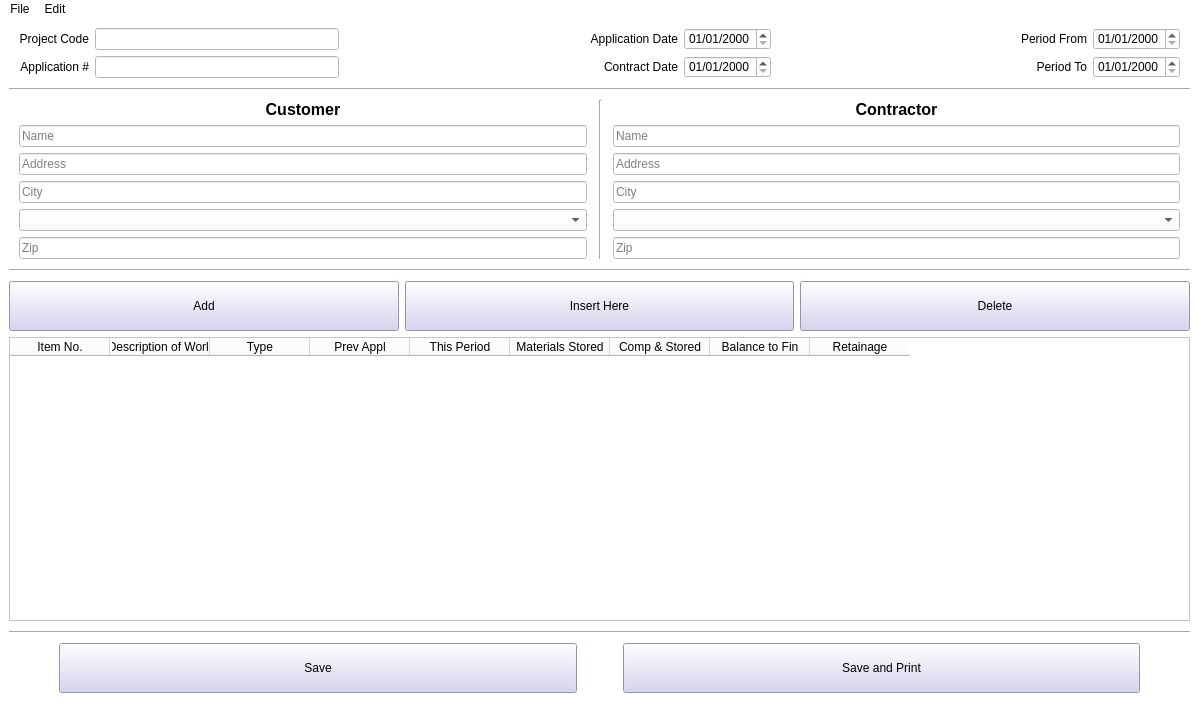
Old version of the form mainwindow.ui in the repository NR5P/SimpleApplicationForPayment.
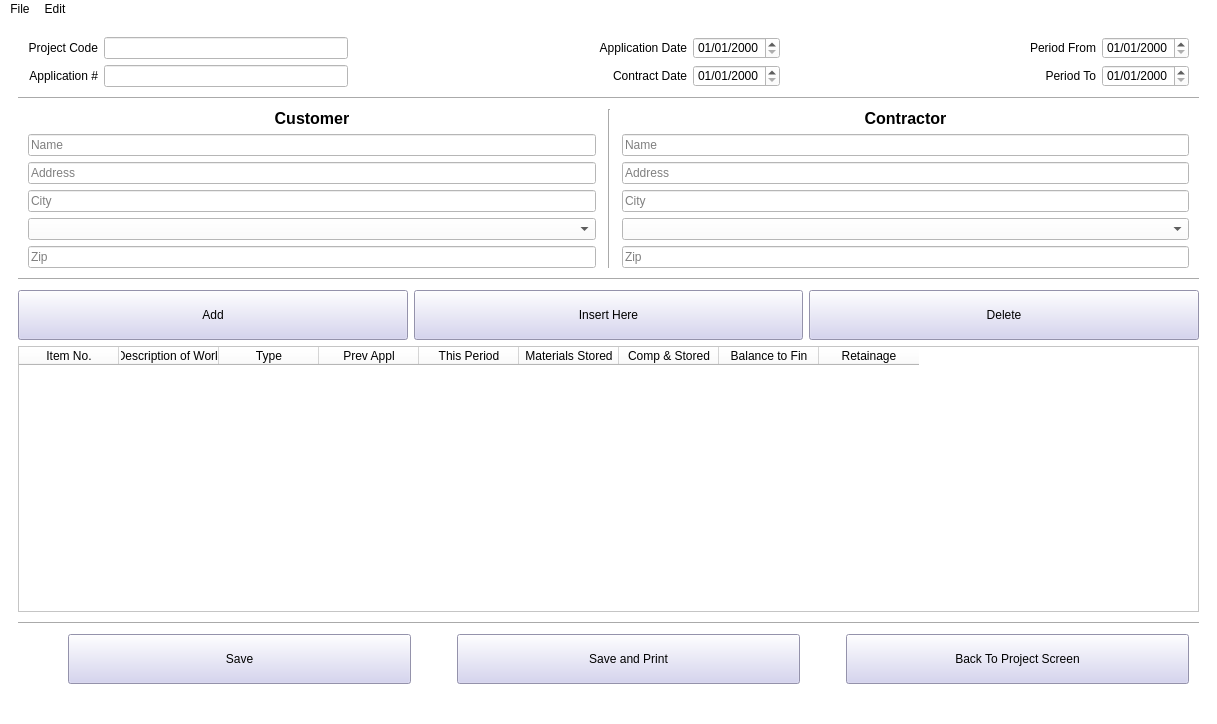
New version of the form. The open tabs and pages were chosen to show the change.

Commit message: project and applicationForPayment models done

What changed in the file:
```diff
--- a/mainwindow.ui
+++ b/mainwindow.ui
@@ -6,7 +6,7 @@
    <rect>
     <x>0</x>
     <y>0</y>
-    <width>1199</width>
+    <width>1217</width>
     <height>724</height>
    </rect>
   </property>
@@ -24,105 +24,15 @@
   </property>
   <widget class="QWidget" name="centralwidget">
    <layout class="QGridLayout" name="gridLayout_2">
-    <item row="7" column="0">
-     <layout class="QHBoxLayout" name="horizontalLayout_2" stretch="0,4,0,4,0">
-      <property name="leftMargin">
-       <number>10</number>
+    <item row="5" column="0">
+     <widget class="QStackedWidget" name="stackedWidget">
+      <property name="currentIndex">
+       <number>1</number>
       </property>
-      <property name="rightMargin">
-       <number>10</number>
-      </property>
-      <item>
-       <spacer name="horizontalSpacer_5">
-        <property name="orientation">
-         <enum>Qt::Horizontal</enum>
-        </property>
-        <property name="sizeHint" stdset="0">
-         <size>
-          <width>40</width>
-          <height>20</height>
-         </size>
-        </property>
-       </spacer>
-      </item>
-      <item>
-       <widget class="QPushButton" name="pushButton_6">
-        <property name="minimumSize">
-         <size>
-          <width>0</width>
-          <height>50</height>
-         </size>
-        </property>
-        <property name="styleSheet">
-         <string notr="true">background-color: rgb(207, 205, 239)</string>
-        </property>
-        <property name="text">
-         <string>Save</string>
-        </property>
-       </widget>
-      </item>
-      <item>
-       <spacer name="horizontalSpacer_4">
-        <property name="orientation">
-         <enum>Qt::Horizontal</enum>
-        </property>
-        <property name="sizeHint" stdset="0">
-         <size>
-          <width>40</width>
-          <height>20</height>
-         </size>
-        </property>
-       </spacer>
-      </item>
-      <item>
-       <widget class="QPushButton" name="pushButton_5">
-        <property name="minimumSize">
-         <size>
-          <width>0</width>
-          <height>50</height>
-         </size>
-        </property>
-        <property name="styleSheet">
-         <string notr="true">background-color: rgb(207, 205, 239)</string>
-        </property>
-        <property name="text">
-         <string>Save and Print</string>
-        </property>
-       </widget>
-      </item>
-      <item>
-       <spacer name="horizontalSpacer_6">
-        <property name="orientation">
-         <enum>Qt::Horizontal</enum>
-        </property>
-        <property name="sizeHint" stdset="0">
-         <size>
-          <width>40</width>
-          <height>20</height>
-         </size>
-        </property>
-       </spacer>
-      </item>
-     </layout>
-    </item>
-    <item row="1" column="0">
-     <widget class="Line" name="line_2">
-      <property name="minimumSize">
-       <size>
-        <width>0</width>
-        <height>10</height>
-       </size>
-      </property>
-      <property name="styleSheet">
-       <string notr="true"/>
-      </property>
-      <property name="orientation">
-       <enum>Qt::Horizontal</enum>
-      </property>
-     </widget>
-    </item>
+      <widget class="QWidget" name="newFormPage">
+       <layout class="QGridLayout" name="gridLayout_10">
     <item row="4" column="0">
-     <layout class="QHBoxLayout" name="horizontalLayout">
+         <layout class="QHBoxLayout" name="horizontalLayout_8">
       <item>
        <widget class="QPushButton" name="btnAddToForm">
         <property name="minimumSize">
@@ -173,135 +83,98 @@
       </item>
      </layout>
     </item>
-    <item row="2" column="0">
-     <layout class="QGridLayout" name="gridLayout" rowstretch="0,0,0,0,0,0" columnstretch="10,0,10">
-      <property name="sizeConstraint">
-       <enum>QLayout::SetDefaultConstraint</enum>
-      </property>
+        <item row="7" column="0">
+         <layout class="QHBoxLayout" name="horizontalLayout_7" stretch="0,4,0,4,0,4">
       <property name="leftMargin">
        <number>10</number>
       </property>
-      <property name="topMargin">
-       <number>0</number>
-      </property>
       <property name="rightMargin">
        <number>10</number>
       </property>
-      <property name="horizontalSpacing">
-       <number>3</number>
-      </property>
-      <item row="1" column="0">
-       <widget class="QLineEdit" name="customerName">
-        <property name="placeholderText">
-         <string>Name</string>
-        </property>
-       </widget>
-      </item>
-      <item row="1" column="2">
-       <widget class="QLineEdit" name="contractorName">
-        <property name="sizePolicy">
-         <sizepolicy hsizetype="Expanding" vsizetype="Fixed">
-          <horstretch>0</horstretch>
-          <verstretch>0</verstretch>
-         </sizepolicy>
-        </property>
-        <property name="placeholderText">
-         <string>Name</string>
-        </property>
-       </widget>
-      </item>
-      <item row="2" column="2">
-       <widget class="QLineEdit" name="contractorAddress">
-        <property name="placeholderText">
-         <string>Address</string>
+          <item>
+           <spacer name="horizontalSpacer_19">
+            <property name="orientation">
+             <enum>Qt::Horizontal</enum>
+            </property>
+            <property name="sizeHint" stdset="0">
+             <size>
+              <width>40</width>
+              <height>20</height>
+             </size>
+            </property>
+           </spacer>
+          </item>
+          <item>
+           <widget class="QPushButton" name="pushButton_11">
+            <property name="minimumSize">
+             <size>
+              <width>0</width>
+              <height>50</height>
+             </size>
+            </property>
+            <property name="styleSheet">
+             <string notr="true">background-color: rgb(207, 205, 239)</string>
+            </property>
+            <property name="text">
+             <string>Save</string>
         </property>
        </widget>
       </item>
-      <item row="5" column="2">
-       <widget class="QLineEdit" name="contractorZip">
-        <property name="placeholderText">
-         <string>Zip</string>
-        </property>
-       </widget>
-      </item>
-      <item row="3" column="2">
-       <widget class="QLineEdit" name="contractorCity">
-        <property name="placeholderText">
-         <string>City</string>
-        </property>
-       </widget>
-      </item>
-      <item row="4" column="2">
-       <widget class="QComboBox" name="contractorState"/>
-      </item>
-      <item row="2" column="0">
-       <widget class="QLineEdit" name="customerAddress">
-        <property name="placeholderText">
-         <string>Address</string>
-        </property>
-       </widget>
-      </item>
-      <item row="5" column="0">
-       <widget class="QLineEdit" name="customerZip">
-        <property name="placeholderText">
-         <string>Zip</string>
-        </property>
-       </widget>
-      </item>
-      <item row="0" column="2">
-       <widget class="QLabel" name="label_2">
-        <property name="font">
-         <font>
-          <pointsize>12</pointsize>
-          <weight>75</weight>
-          <bold>true</bold>
-         </font>
-        </property>
+          <item>
+           <spacer name="horizontalSpacer_20">
+            <property name="orientation">
+             <enum>Qt::Horizontal</enum>
+            </property>
+            <property name="sizeHint" stdset="0">
+             <size>
+              <width>40</width>
+              <height>20</height>
+             </size>
+            </property>
+           </spacer>
+          </item>
+          <item>
+           <widget class="QPushButton" name="pushButton_12">
+            <property name="minimumSize">
+             <size>
+              <width>0</width>
+              <height>50</height>
+             </size>
+            </property>
+            <property name="styleSheet">
+             <string notr="true">background-color: rgb(207, 205, 239)</string>
+            </property>
         <property name="text">
-         <string>Contractor</string>
-        </property>
-        <property name="alignment">
-         <set>Qt::AlignCenter</set>
-        </property>
-       </widget>
-      </item>
-      <item row="0" column="0">
-       <widget class="QLabel" name="label">
-        <property name="font">
-         <font>
-          <pointsize>12</pointsize>
-          <weight>75</weight>
-          <bold>true</bold>
-         </font>
-        </property>
-        <property name="text">
-         <string>Customer</string>
-        </property>
-        <property name="alignment">
-         <set>Qt::AlignCenter</set>
-        </property>
-       </widget>
-      </item>
-      <item row="3" column="0">
-       <widget class="QLineEdit" name="customerCity">
-        <property name="placeholderText">
-         <string>City</string>
-        </property>
-       </widget>
-      </item>
-      <item row="4" column="0">
-       <widget class="QComboBox" name="customerState"/>
-      </item>
-      <item row="0" column="1" rowspan="6">
-       <widget class="Line" name="line_3">
+             <string>Save and Print</string>
+            </property>
+           </widget>
+          </item>
+          <item>
+           <spacer name="horizontalSpacer_21">
+            <property name="orientation">
+             <enum>Qt::Horizontal</enum>
+            </property>
+            <property name="sizeHint" stdset="0">
+             <size>
+              <width>40</width>
+              <height>20</height>
+             </size>
+            </property>
+           </spacer>
+          </item>
+          <item>
+           <widget class="QPushButton" name="buttonBackProjectScreen">
         <property name="minimumSize">
          <size>
-          <width>20</width>
-          <height>0</height>
-         </size>
-        </property>
-        <property name="orientation">
-         <enum>Qt::Vertical</enum>
+              <width>0</width>
+              <height>50</height>
+             </size>
+            </property>
+            <property name="styleSheet">
+             <string notr="true">background-color: rgb(207, 205, 239)</string>
+            </property>
+            <property name="text">
+             <string>Back To Project Screen</string>
         </property>
        </widget>
       </item>
@@ -380,34 +253,8 @@
       </column>
      </widget>
     </item>
-    <item row="3" column="0">
-     <widget class="Line" name="line">
-      <property name="minimumSize">
-       <size>
-        <width>0</width>
-        <height>10</height>
-       </size>
-      </property>
-      <property name="orientation">
-       <enum>Qt::Horizontal</enum>
-      </property>
-     </widget>
-    </item>
-    <item row="6" column="0">
-     <widget class="Line" name="line_4">
-      <property name="minimumSize">
-       <size>
-        <width>0</width>
-        <height>10</height>
-       </size>
-      </property>
-      <property name="orientation">
-       <enum>Qt::Horizontal</enum>
-      </property>
-     </widget>
-    </item>
     <item row="0" column="0">
-     <layout class="QGridLayout" name="gridLayout_3" columnstretch="0,0,0,0,0,0,0,0">
+         <layout class="QGridLayout" name="gridLayout_8" columnstretch="0,0,0,0,0,0,0,0">
       <property name="leftMargin">
        <number>10</number>
       </property>
@@ -535,6 +382,248 @@
        </spacer>
       </item>
      </layout>
+        </item>
+        <item row="6" column="0">
+         <widget class="Line" name="line_7">
+          <property name="minimumSize">
+           <size>
+            <width>0</width>
+            <height>10</height>
+           </size>
+          </property>
+          <property name="orientation">
+           <enum>Qt::Horizontal</enum>
+          </property>
+         </widget>
+        </item>
+        <item row="3" column="0">
+         <widget class="Line" name="line">
+          <property name="minimumSize">
+           <size>
+            <width>0</width>
+            <height>10</height>
+           </size>
+          </property>
+          <property name="orientation">
+           <enum>Qt::Horizontal</enum>
+          </property>
+         </widget>
+        </item>
+        <item row="1" column="0">
+         <widget class="Line" name="line_2">
+          <property name="minimumSize">
+           <size>
+            <width>0</width>
+            <height>10</height>
+           </size>
+          </property>
+          <property name="styleSheet">
+           <string notr="true"/>
+          </property>
+          <property name="orientation">
+           <enum>Qt::Horizontal</enum>
+          </property>
+         </widget>
+        </item>
+        <item row="2" column="0">
+         <layout class="QGridLayout" name="gridLayout_9" rowstretch="0,0,0,0,0,0" columnstretch="10,0,10">
+          <property name="sizeConstraint">
+           <enum>QLayout::SetDefaultConstraint</enum>
+          </property>
+          <property name="leftMargin">
+           <number>10</number>
+          </property>
+          <property name="topMargin">
+           <number>0</number>
+          </property>
+          <property name="rightMargin">
+           <number>10</number>
+          </property>
+          <property name="horizontalSpacing">
+           <number>3</number>
+          </property>
+          <item row="1" column="0">
+           <widget class="QLineEdit" name="inputCustomerName">
+            <property name="placeholderText">
+             <string>Name</string>
+            </property>
+           </widget>
+          </item>
+          <item row="1" column="2">
+           <widget class="QLineEdit" name="inputContractorName">
+            <property name="sizePolicy">
+             <sizepolicy hsizetype="Expanding" vsizetype="Fixed">
+              <horstretch>0</horstretch>
+              <verstretch>0</verstretch>
+             </sizepolicy>
+            </property>
+            <property name="placeholderText">
+             <string>Name</string>
+            </property>
+           </widget>
+          </item>
+          <item row="2" column="2">
+           <widget class="QLineEdit" name="inputContractorAddress">
+            <property name="placeholderText">
+             <string>Address</string>
+            </property>
+           </widget>
+          </item>
+          <item row="5" column="2">
+           <widget class="QLineEdit" name="inputContractorZip">
+            <property name="placeholderText">
+             <string>Zip</string>
+            </property>
+           </widget>
+          </item>
+          <item row="3" column="2">
+           <widget class="QLineEdit" name="inputContractorCity">
+            <property name="placeholderText">
+             <string>City</string>
+            </property>
+           </widget>
+          </item>
+          <item row="4" column="2">
+           <widget class="QComboBox" name="inputContractorState"/>
+          </item>
+          <item row="2" column="0">
+           <widget class="QLineEdit" name="inputCustomerAddress">
+            <property name="placeholderText">
+             <string>Address</string>
+            </property>
+           </widget>
+          </item>
+          <item row="5" column="0">
+           <widget class="QLineEdit" name="inputCustomerZip">
+            <property name="placeholderText">
+             <string>Zip</string>
+            </property>
+           </widget>
+          </item>
+          <item row="0" column="2">
+           <widget class="QLabel" name="label_31">
+            <property name="font">
+             <font>
+              <pointsize>12</pointsize>
+              <weight>75</weight>
+              <bold>true</bold>
+             </font>
+            </property>
+            <property name="text">
+             <string>Contractor</string>
+            </property>
+            <property name="alignment">
+             <set>Qt::AlignCenter</set>
+            </property>
+           </widget>
+          </item>
+          <item row="0" column="0">
+           <widget class="QLabel" name="label_32">
+            <property name="font">
+             <font>
+              <pointsize>12</pointsize>
+              <weight>75</weight>
+              <bold>true</bold>
+             </font>
+            </property>
+            <property name="text">
+             <string>Customer</string>
+            </property>
+            <property name="alignment">
+             <set>Qt::AlignCenter</set>
+            </property>
+           </widget>
+          </item>
+          <item row="3" column="0">
+           <widget class="QLineEdit" name="inputCustomerCity">
+            <property name="placeholderText">
+             <string>City</string>
+            </property>
+           </widget>
+          </item>
+          <item row="4" column="0">
+           <widget class="QComboBox" name="inputCustomerState"/>
+          </item>
+          <item row="0" column="1" rowspan="6">
+           <widget class="Line" name="line_6">
+            <property name="minimumSize">
+             <size>
+              <width>20</width>
+              <height>0</height>
+             </size>
+            </property>
+            <property name="orientation">
+             <enum>Qt::Vertical</enum>
+            </property>
+           </widget>
+          </item>
+         </layout>
+        </item>
+       </layout>
+      </widget>
+      <widget class="QWidget" name="projectPage">
+       <widget class="QListView" name="projectList">
+        <property name="geometry">
+         <rect>
+          <x>0</x>
+          <y>0</y>
+          <width>1191</width>
+          <height>391</height>
+         </rect>
+        </property>
+       </widget>
+       <widget class="QWidget" name="horizontalLayoutWidget_3">
+        <property name="geometry">
+         <rect>
+          <x>-10</x>
+          <y>410</y>
+          <width>1201</width>
+          <height>80</height>
+         </rect>
+        </property>
+        <layout class="QHBoxLayout" name="horizontalLayout_9">
+         <property name="leftMargin">
+          <number>10</number>
+         </property>
+         <property name="rightMargin">
+          <number>10</number>
+         </property>
+         <item>
+          <widget class="QPushButton" name="pushButton_13">
+           <property name="minimumSize">
+            <size>
+             <width>0</width>
+             <height>50</height>
+            </size>
+           </property>
+           <property name="styleSheet">
+            <string notr="true">background-color: rgb(207, 205, 239)</string>
+           </property>
+           <property name="text">
+            <string>New Project</string>
+           </property>
+          </widget>
+         </item>
+         <item>
+          <widget class="QPushButton" name="buttonApplicationForPayment">
+           <property name="minimumSize">
+            <size>
+             <width>0</width>
+             <height>50</height>
+            </size>
+           </property>
+           <property name="styleSheet">
+            <string notr="true">background-color: rgb(207, 205, 239)</string>
+           </property>
+           <property name="text">
+            <string>New Application For Payment</string>
+           </property>
+          </widget>
+         </item>
+        </layout>
+       </widget>
+      </widget>
+     </widget>
     </item>
    </layout>
   </widget>
@@ -543,7 +632,7 @@
     <rect>
      <x>0</x>
      <y>0</y>
-     <width>1199</width>
+     <width>1217</width>
      <height>22</height>
     </rect>
    </property>
```
Left out of the diff: 34 changed lines with no effect on the pictures. Lines whose indentation alone changed are shown as unchanged. The commit also changes 9 other files.
